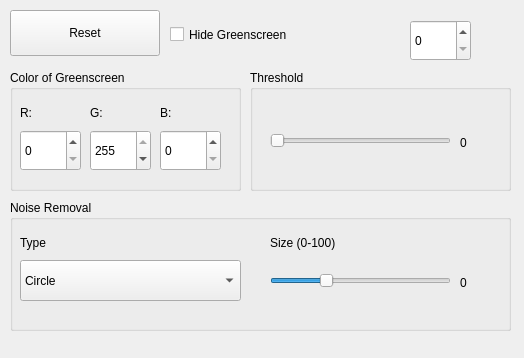
First picture: the form in greenscreen.ui, repository niv-d/python-greenscreen, before the edit.
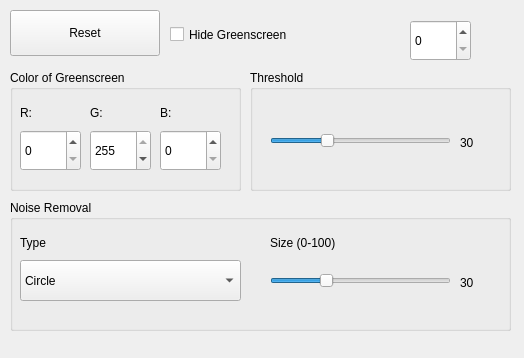
Second picture: the form after the edit.

The edit to the form file:
```diff
--- a/greenscreen.ui
+++ b/greenscreen.ui
@@ -144,7 +144,7 @@
       </rect>
      </property>
      <property name="text">
-      <string>0</string>
+      <string>30</string>
      </property>
     </widget>
    </widget>
@@ -272,6 +272,9 @@
      <property name="maximum">
       <number>100</number>
      </property>
+     <property name="value">
+      <number>30</number>
+     </property>
      <property name="orientation">
       <enum>Qt::Horizontal</enum>
      </property>
@@ -286,7 +289,7 @@
       </rect>
      </property>
      <property name="text">
-      <string>0</string>
+      <string>30</string>
      </property>
     </widget>
    </widget>
```
